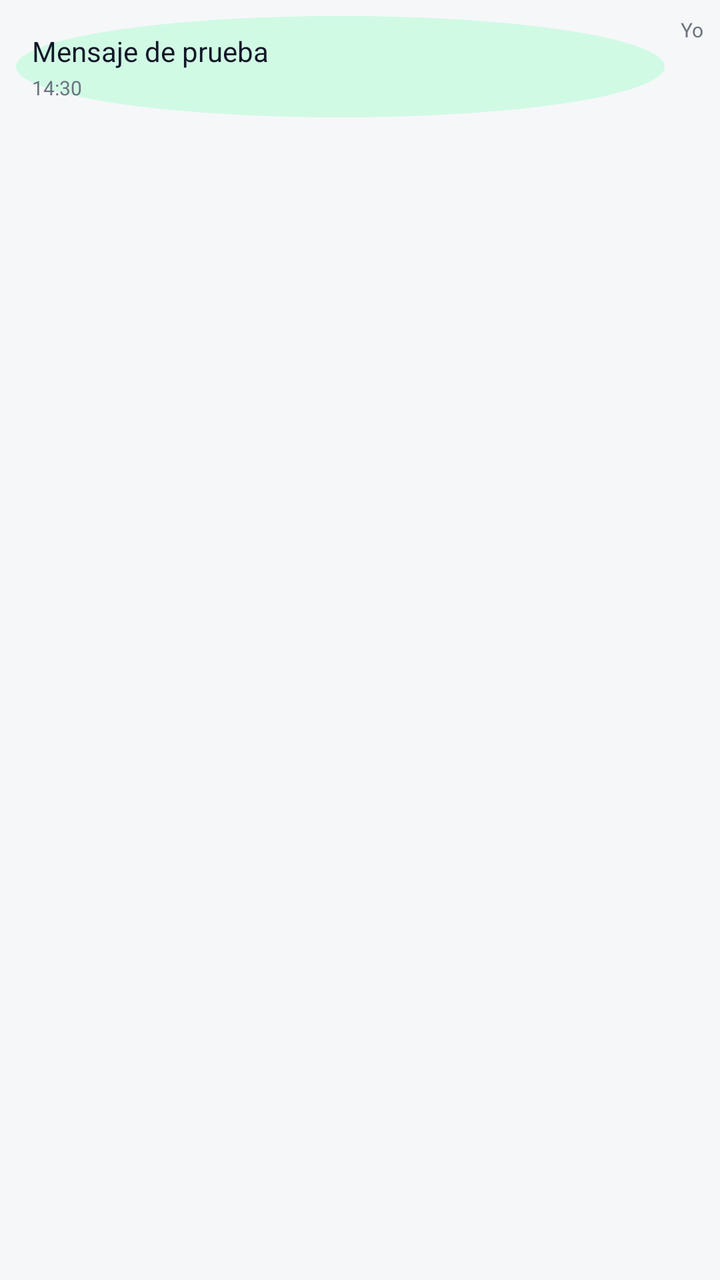
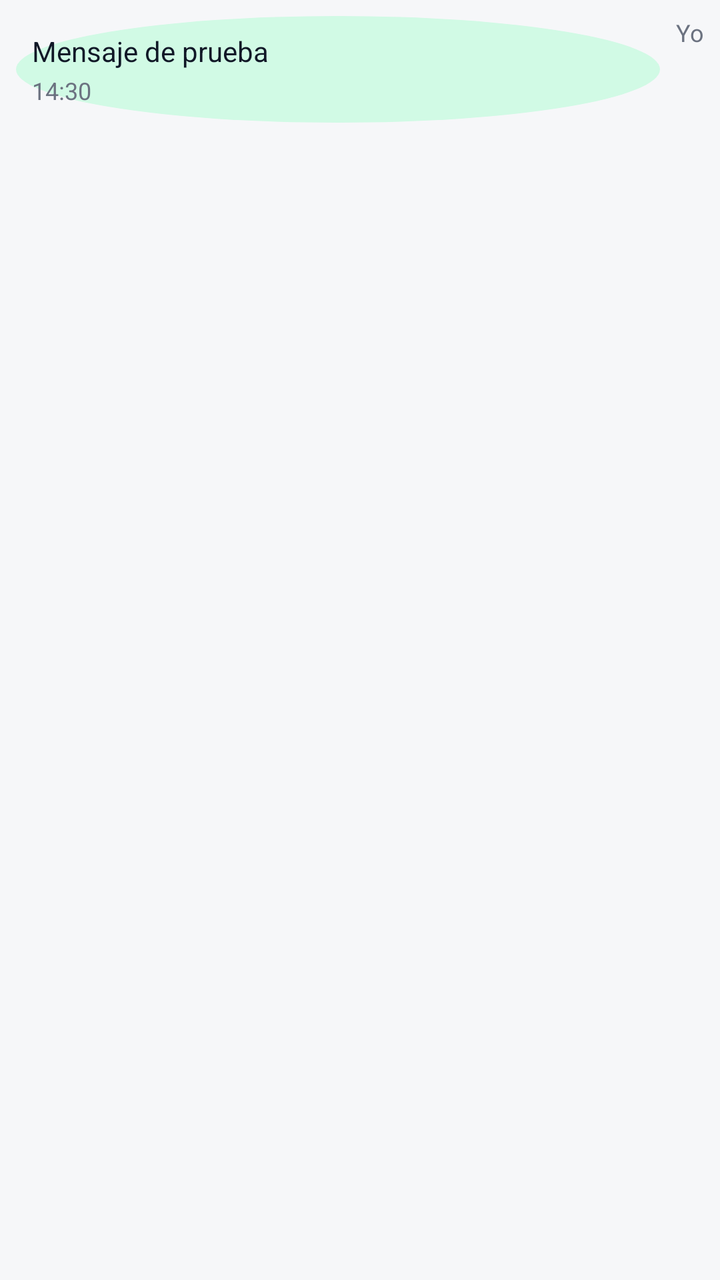

Compare the two renders of this Android layout. The source of the first and the diff that turns it into the second are given below.
<!-- AndroidManifest.xml: application theme Theme.BienestarUPC -->
<!-- res/layout/item_message.xml -->
<?xml version="1.0" encoding="utf-8"?>
<LinearLayout xmlns:android="http://schemas.android.com/apk/res/android"
    android:id="@+id/layoutMensaje"
    android:layout_width="match_parent"
    android:layout_height="wrap_content"
    android:orientation="horizontal"
    android:padding="8dp">

    <LinearLayout
        android:id="@+id/linearContainer"
        android:layout_width="0dp"
        android:layout_height="wrap_content"
        android:layout_weight="1"
        android:orientation="vertical"
        android:padding="8dp"
        android:background="@drawable/badge_circle_green_light">

        <TextView
            android:id="@+id/txtMensaje"
            android:layout_width="wrap_content"
            android:layout_height="wrap_content"
            android:text="Mensaje de prueba"
            android:textColor="@color/text_primary"
            android:textSize="14sp" />

        <TextView
            android:id="@+id/txtFecha"
            android:layout_width="wrap_content"
            android:layout_height="wrap_content"
            android:layout_marginTop="2dp"
            android:text="14:30"
            android:textColor="@color/text_secondary"
            android:textSize="10sp" />
    </LinearLayout>

    <TextView
        android:id="@+id/txtNombre"
        android:layout_width="wrap_content"
        android:layout_height="wrap_content"
        android:layout_marginStart="8dp"
        android:text="Yo"
        android:textColor="@color/text_secondary"
        android:textSize="10sp" />
</LinearLayout>
<!-- resources referenced by this layout -->
<resources>
  <color name="text_primary">#111827</color>
  <color name="text_secondary">#6B7280</color>
  <!-- drawable badge_circle_green_light (drawable) -->
  <?xml version="1.0" encoding="utf-8"?>
  <shape xmlns:android="http://schemas.android.com/apk/res/android"
      android:shape="oval">
      <solid android:color="@color/success_bg" />
  </shape>
  <color name="success_bg">#D1FAE5</color>
  <color name="green_primary">#059669</color>
  <color name="white_card">#FFFFFF</color>
  <color name="green_container">#D1FAE5</color>
  <color name="on_primary_container">#053B2A</color>
  <color name="teal_primary">#0D9488</color>
  <color name="teal_light">#CCFBF1</color>
  <color name="background_gray">#F6F7F9</color>
  <color name="surface_container_low">#F8FAFC</color>
  <color name="surface_container">#EFF2F5</color>
  <color name="surface_container_high">#E7EAEE</color>
  <color name="surface_container_highest">#DEE2E8</color>
  <color name="surface_outline">#C9CFD8</color>
  <color name="surface_outline_variant">#E4E7EC</color>
  <color name="error_text">#DC2626</color>
  <color name="green_primary_dark">#047857</color>
  <style name="Widget.BienestarUPC.Card" parent="Widget.Material3.CardView.Elevated">
          <item name="cardCornerRadius">20dp</item>
          <item name="cardElevation">1dp</item>
          <item name="cardBackgroundColor">@color/white_card</item>
          <item name="strokeColor">@color/stroke_color</item>
          <item name="strokeWidth">1dp</item>
          <item name="rippleColor">@color/green_light</item>
      </style>
  <style name="BottomNavigationStyle" parent="Widget.Material3.BottomNavigationView">
          <item name="android:background">@color/nav_background</item>
          <item name="itemIconSize">24dp</item>
          <item name="itemRippleColor">@color/green_light</item>
          <item name="itemIconTint">@color/nav_item_text_color</item>
          <item name="itemTextColor">@color/nav_item_text_color</item>
          <item name="elevation">8dp</item>
      </style>
  <style name="Widget.BienestarUPC.Chip" parent="Widget.Material3.Chip.Filter">
          <item name="chipCornerRadius">20dp</item>
          <item name="chipMinHeight">36dp</item>
          <item name="chipBackgroundColor">@color/chip_bg</item>
          <item name="android:textColor">@color/chip_text</item>
          <item name="chipStrokeWidth">1dp</item>
          <item name="chipStrokeColor">@color/stroke_color</item>
      </style>
  <style name="ThemeOverlay.BienestarUPC.MaterialAlertDialog" parent="ThemeOverlay.Material3.MaterialAlertDialog">
          <item name="shapeAppearanceOverlay">@style/ShapeAppearance.BienestarUPC.Dialog</item>
          <item name="colorSecondary">@color/green_primary</item>
      </style>
  <style name="Widget.BienestarUPC.Snackbar" parent="Widget.Material3.Snackbar">
          <item name="backgroundTint">@color/text_primary</item>
          <item name="android:textColor">@color/white_card</item>
          <item name="shapeAppearanceOverlay">@style/ShapeAppearance.BienestarUPC.Snackbar</item>
      </style>
  <color name="gray_medium">#9CA3AF</color>
  <color name="stroke_color">#EDEFF2</color>
  <color name="green_light">#D1FAE5</color>
  <color name="nav_background">#FFFFFF</color>
  <color name="chip_bg">#F3F4F6</color>
  <color name="chip_text">#111827</color>
  <style name="ShapeAppearance.BienestarUPC.Dialog" parent="ShapeAppearance.Material3.LargeComponent">
          <item name="cornerSize">24dp</item>
      </style>
  <style name="ShapeAppearance.BienestarUPC.Snackbar" parent="ShapeAppearance.Material3.MediumComponent">
          <item name="cornerFamily">rounded</item>
          <item name="cornerSize">14dp</item>
      </style>
  <!-- unchanged entries left out for length: 3 -->
</resources>

<!-- the commit's change to res/layout/item_message.xml (unified diff, before → after) -->
@@ -30,7 +30,7 @@
             android:layout_marginTop="2dp"
             android:text="14:30"
             android:textColor="@color/text_secondary"
-            android:textSize="10sp" />
+            android:textSize="12sp" />
     </LinearLayout>
 
     <TextView
@@ -40,5 +40,5 @@
         android:layout_marginStart="8dp"
         android:text="Yo"
         android:textColor="@color/text_secondary"
-        android:textSize="10sp" />
+        android:textSize="12sp" />
 </LinearLayout>
